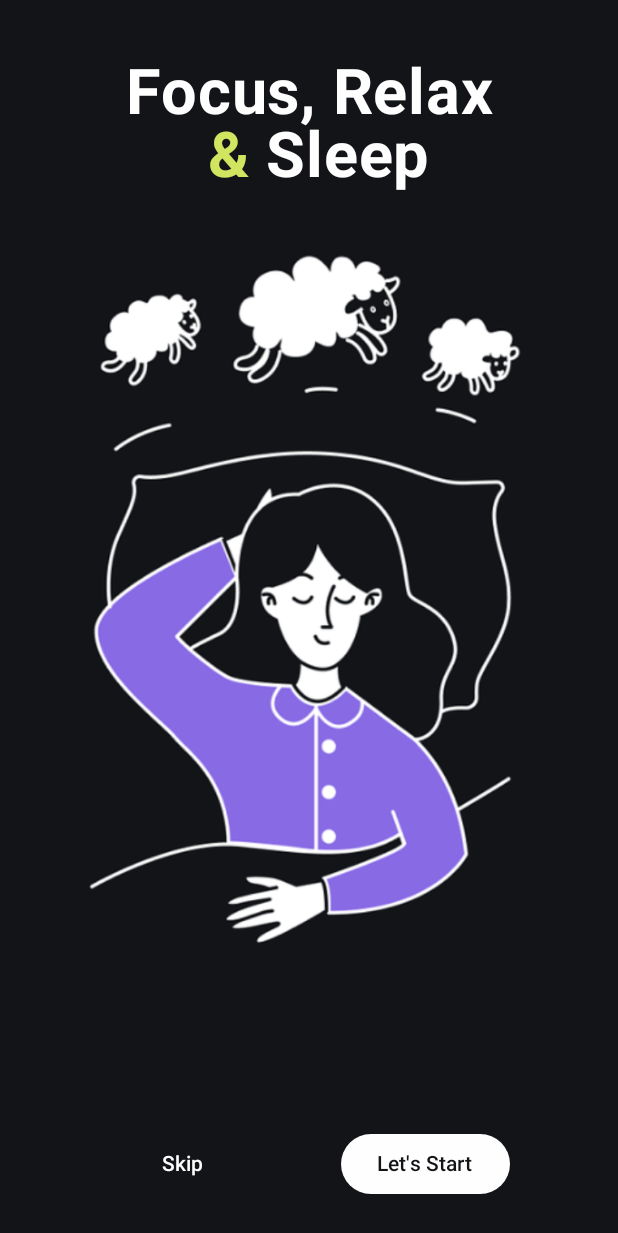
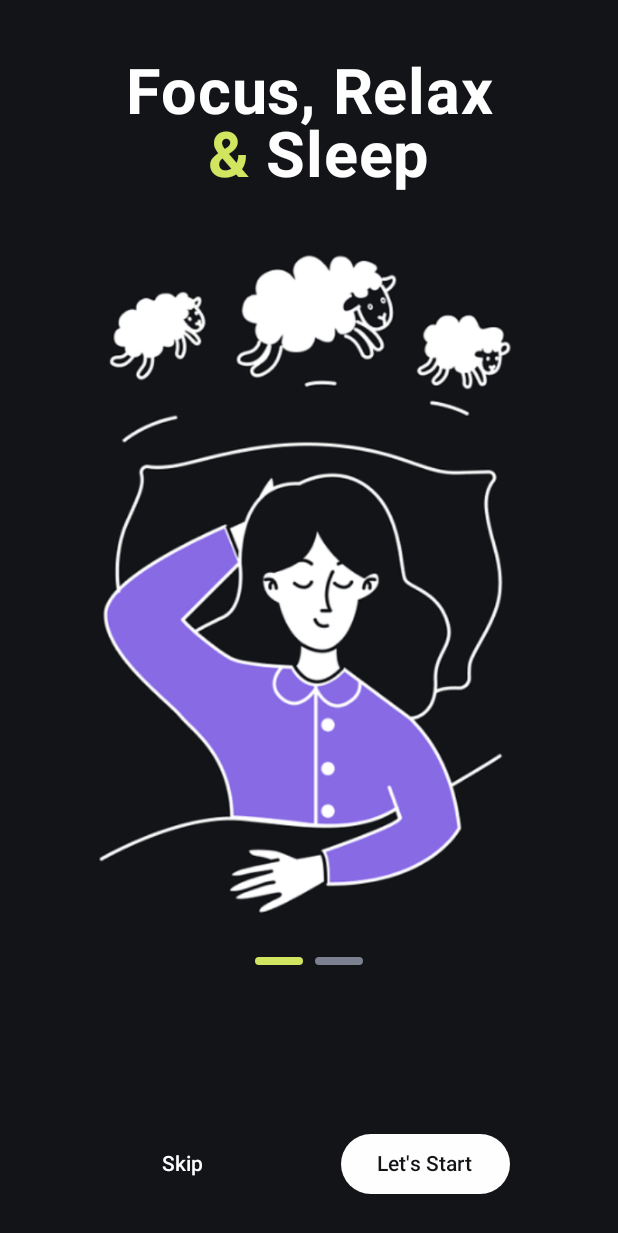
Before and after one commit to jbpolly/ComposeCampLayoutIntro, an Android app built with Jetpack Compose: the screen it shows after launch (MainActivity), on a phone screen of 412 x 824 dp. Shown: the top 1233 px of the screen. Run offline under Robolectric (Android 15) with nearby library versions, the phone set to English and light mode, and no system bars.

Commit message:
- class 2

```diff
--- a/app/build.gradle
+++ b/app/build.gradle
@@ -62,7 +62,7 @@ dependencies {
     implementation 'androidx.compose.material:material-icons-core:1.4.3'
     implementation 'androidx.compose.material:material-icons-extended:1.4.3'
 
-
+    implementation "androidx.navigation:navigation-compose:2.6.0"
 
     testImplementation 'junit:junit:4.13.2'
     androidTestImplementation 'androidx.test.ext:junit:1.1.5'
--- a/app/src/main/java/com/mysticraccoon/composecamplayoutintro/MainActivity.kt
+++ b/app/src/main/java/com/mysticraccoon/composecamplayoutintro/MainActivity.kt
@@ -1,8 +1,22 @@
 package com.mysticraccoon.composecamplayoutintro
 
 import android.os.Bundle
+import android.widget.Toast
 import androidx.activity.ComponentActivity
 import androidx.activity.compose.setContent
+import androidx.compose.runtime.Composable
+import androidx.compose.ui.Modifier
+import androidx.compose.ui.platform.LocalContext
+import androidx.navigation.NavHostController
+import androidx.navigation.NavType
+import androidx.navigation.compose.NavHost
+import androidx.navigation.compose.composable
+import androidx.navigation.compose.rememberNavController
+import androidx.navigation.navArgument
+import com.mysticraccoon.composecamplayoutintro.core.navigation.Route
+import com.mysticraccoon.composecamplayoutintro.core.navigation.RouteKeys
+import com.mysticraccoon.composecamplayoutintro.ui.homeScreen.HomePage
+import com.mysticraccoon.composecamplayoutintro.ui.meditationDetails.MeditationDetailsScreen
 import com.mysticraccoon.composecamplayoutintro.ui.theme.ComposeCampLayoutIntroTheme
 import com.mysticraccoon.composecamplayoutintro.ui.welcomePage.WelcomePage
 
@@ -12,8 +26,57 @@ class MainActivity : ComponentActivity() {
         super.onCreate(savedInstanceState)
         setContent {
             ComposeCampLayoutIntroTheme {
-              WelcomePage()
+
+                val navController = rememberNavController()
+
+                LayoutIntoAppScreen(
+                    navController = navController,
+                    modifier = Modifier
+                )
             }
         }
     }
 }
+
+@Composable
+fun LayoutIntoAppScreen(navController: NavHostController, modifier: Modifier) {
+
+    NavHost(
+        navController = navController,
+        startDestination = Route.Welcome.route,
+        modifier = modifier
+    ) {
+
+        composable(route = Route.Welcome.route) {
+            WelcomePage(onStartClicked = {
+                navController.navigate(Route.Home.route)
+            })
+        }
+
+        composable(
+            route = Route.Home.route,
+        ) {
+            HomePage(onNotificationClick = { text ->
+                navController.navigate(Route.MeditationDetails.fromHomeToMeditationDetails(text))
+            })
+        }
+
+        composable(
+            route = Route.MeditationDetails.route,
+            arguments = listOf(
+                navArgument(RouteKeys.MEDITATION_DETAILS_NAME_PARAM){
+                    type = NavType.StringType
+                }
+            )
+        ){ backStackEntry ->
+            val name = backStackEntry.arguments?.getString(RouteKeys.MEDITATION_DETAILS_NAME_PARAM)
+            name?.let {
+                MeditationDetailsScreen(textToPresent = it)
+            } ?: run {
+                Toast.makeText(LocalContext.current, "Name cannot be null", Toast.LENGTH_SHORT).show()
+            }
+
+        }
+    }
+
+}
--- /dev/null
+++ b/app/src/main/java/com/mysticraccoon/composecamplayoutintro/core/navigation/Route.kt
@@ -0,0 +1,18 @@
+package com.mysticraccoon.composecamplayoutintro.core.navigation
+
+import com.mysticraccoon.composecamplayoutintro.core.navigation.RouteKeys.MEDITATION_DETAILS_NAME_PARAM
+
+
+object RouteKeys{
+    const val MEDITATION_DETAILS_NAME_PARAM = "nameParam"
+}
+
+sealed class Route (val route: String){
+
+    object Welcome: Route("Welcome")
+    object Home: Route("Home")
+    object MeditationDetails: Route("MeditationDetails/{$MEDITATION_DETAILS_NAME_PARAM}"){
+        fun fromHomeToMeditationDetails(name: String) = "MeditationDetails/$name"
+    }
+
+}
--- /dev/null
+++ b/app/src/main/java/com/mysticraccoon/composecamplayoutintro/data/WelcomePagerData.kt
@@ -0,0 +1,13 @@
+package com.mysticraccoon.composecamplayoutintro.data
+
+import androidx.annotation.DrawableRes
+import com.mysticraccoon.composecamplayoutintro.R
+
+data class WelcomePagerData(
+    @DrawableRes val pagerData: Int
+)
+
+fun getPagerData() = listOf<WelcomePagerData>(
+    WelcomePagerData(pagerData = R.drawable.tutorial_background),
+    WelcomePagerData(pagerData = R.drawable.tutorial2_background)
+)
--- a/app/src/main/java/com/mysticraccoon/composecamplayoutintro/ui/welcomePage/WelcomeScreen.kt
+++ b/app/src/main/java/com/mysticraccoon/composecamplayoutintro/ui/welcomePage/WelcomeScreen.kt
@@ -1,14 +1,24 @@
+@file:OptIn(ExperimentalFoundationApi::class)
+
 package com.mysticraccoon.composecamplayoutintro.ui.welcomePage
 
+import androidx.compose.foundation.ExperimentalFoundationApi
 import androidx.compose.foundation.Image
 import androidx.compose.foundation.background
 import androidx.compose.foundation.layout.Arrangement
+import androidx.compose.foundation.layout.Box
 import androidx.compose.foundation.layout.Column
 import androidx.compose.foundation.layout.Row
 import androidx.compose.foundation.layout.fillMaxSize
 import androidx.compose.foundation.layout.fillMaxWidth
+import androidx.compose.foundation.layout.height
 import androidx.compose.foundation.layout.padding
+import androidx.compose.foundation.layout.width
 import androidx.compose.foundation.layout.widthIn
+import androidx.compose.foundation.lazy.LazyRow
+import androidx.compose.foundation.pager.HorizontalPager
+import androidx.compose.foundation.pager.rememberPagerState
+import androidx.compose.foundation.shape.CircleShape
 import androidx.compose.material3.Button
 import androidx.compose.material3.ButtonDefaults
 import androidx.compose.material3.MaterialTheme
@@ -16,6 +26,7 @@ import androidx.compose.material3.Text
 import androidx.compose.runtime.Composable
 import androidx.compose.ui.Alignment
 import androidx.compose.ui.Modifier
+import androidx.compose.ui.draw.clip
 import androidx.compose.ui.graphics.Color
 import androidx.compose.ui.res.painterResource
 import androidx.compose.ui.text.SpanStyle
@@ -26,11 +37,14 @@ import androidx.compose.ui.text.withStyle
 import androidx.compose.ui.tooling.preview.Preview
 import androidx.compose.ui.unit.dp
 import androidx.compose.ui.unit.sp
-import com.mysticraccoon.composecamplayoutintro.R
+import com.mysticraccoon.composecamplayoutintro.data.WelcomePagerData
+import com.mysticraccoon.composecamplayoutintro.data.getPagerData
 import com.mysticraccoon.composecamplayoutintro.ui.theme.ComposeCampLayoutIntroTheme
+import com.mysticraccoon.composecamplayoutintro.ui.theme.MeditationDisabled
+import com.mysticraccoon.composecamplayoutintro.ui.theme.MeditationGreen
 
 @Composable
-fun WelcomePage(modifier: Modifier = Modifier) {
+fun WelcomePage(modifier: Modifier = Modifier, onStartClicked: () -> Unit = {}) {
     Column(
         modifier = modifier
             .fillMaxSize()
@@ -63,13 +77,19 @@ fun WelcomePage(modifier: Modifier = Modifier) {
                 lineHeight = 42.sp,
             )
         }
-        Image(
-            painter = painterResource(id = R.drawable.tutorial_background),
-            contentDescription = null,
-            modifier = Modifier
-                .fillMaxWidth()
-                .weight(weight = .6f, fill = true)
+//        Image(
+//            painter = painterResource(id = R.drawable.tutorial_background),
+//            contentDescription = null,
+//            modifier = Modifier
+//                .fillMaxWidth()
+//                .weight(weight = .6f, fill = true)
+//        )
+
+        WelcomePagerComponent(
+            pagerDataList = getPagerData(),
+            modifier = Modifier.weight(weight = .6f, fill = true)
         )
+
         Row(
             modifier = Modifier
                 .fillMaxWidth()
@@ -89,7 +109,9 @@ fun WelcomePage(modifier: Modifier = Modifier) {
                 Text(text = "Skip")
             }
             Button(
-                onClick = { },
+                onClick = {
+                    onStartClicked()
+                },
                 modifier = Modifier.widthIn(min = 100.dp),
                 colors = ButtonDefaults.buttonColors(
                     containerColor = MaterialTheme.colorScheme.onBackground,
@@ -110,3 +132,76 @@ fun WelcomePagePreview() {
         WelcomePage()
     }
 }
+
+@Composable
+fun WelcomePagerComponent(
+    pagerDataList: List<WelcomePagerData>, modifier: Modifier
+) {
+    if (pagerDataList.isEmpty()) return
+
+    val state = rememberPagerState(initialPage = 0)
+    val numLoops = Integer.MAX_VALUE / pagerDataList.size
+
+    Column(
+        modifier = modifier
+            .fillMaxSize(),
+        horizontalAlignment = Alignment.CenterHorizontally,
+        verticalArrangement = Arrangement.Bottom
+    ) {
+
+        HorizontalPager(
+            pageCount = if (pagerDataList.size > 1) Integer.MAX_VALUE else pagerDataList.size,
+            state = state,
+            modifier = Modifier.weight(1f, fill = true)
+        ) { pagerIndex ->
+            val index = pagerIndex % pagerDataList.size
+            pagerDataList.getOrNull(index)?.let {
+                Image(
+                    painter = painterResource(id = it.pagerData),
+                    contentDescription = null,
+                    modifier = Modifier.fillMaxSize()
+                )
+            }
+        }
+
+        if (pagerDataList.size > 1) {
+            LineIndicator(
+                totalLinesCount = pagerDataList.size,
+                selectedIndex = state.currentPage % pagerDataList.size,
+                selectedColor = MeditationGreen,
+                unSelectedColor = MeditationDisabled,
+                modifier = Modifier.padding(bottom = 16.dp)
+            )
+        }
+
+
+    }
+
+}
+
+@Composable
+fun LineIndicator(
+    totalLinesCount: Int,
+    selectedIndex: Int,
+    selectedColor: Color,
+    unSelectedColor: Color,
+    modifier: Modifier = Modifier
+) {
+
+    LazyRow(
+        modifier = modifier,
+        horizontalArrangement = Arrangement.spacedBy(8.dp),
+    ) {
+        items(totalLinesCount) { index ->
+            val backgroundColor = if (index == selectedIndex) selectedColor else unSelectedColor
+            Box(
+                modifier = Modifier
+                    .height(5.dp)
+                    .width(32.dp)
+                    .clip(CircleShape)
+                    .background(backgroundColor)
+            )
+        }
+    }
+
+}
```
Also changed, not shown: app/src/main/java/com/mysticraccoon/composecamplayoutintro/ui/homeScreen/HomeComponents.kt (+6 -4 lines), app/src/main/java/com/mysticraccoon/composecamplayoutintro/ui/homeScreen/HomeScreen.kt (+5 -5 lines), app/src/main/java/com/mysticraccoon/composecamplayoutintro/ui/meditationDetails/MeditationDetailsScreen.kt (added, +32 -0 lines).
